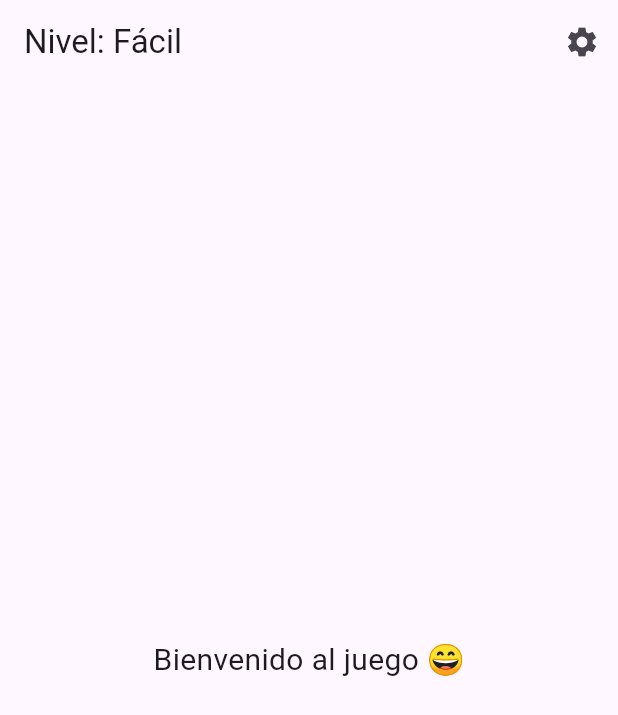
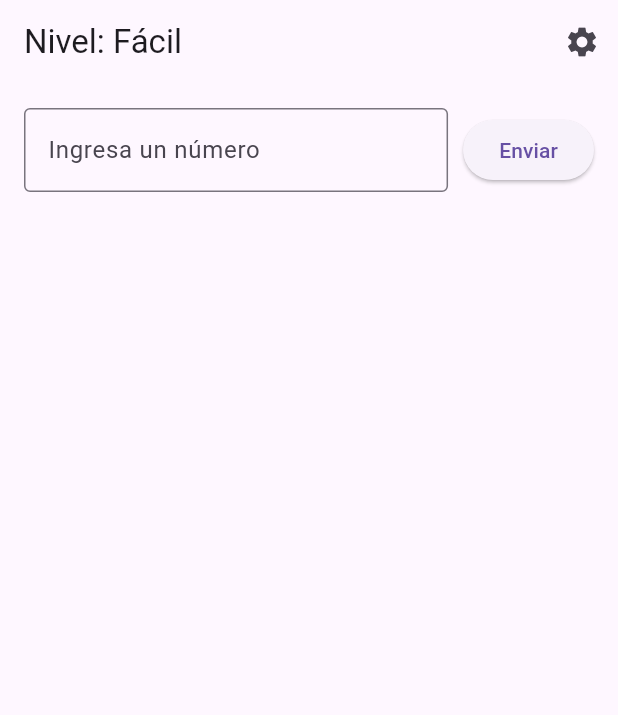
Before and after one commit to Ezdras01/numero_secreto_flutter, a Flutter app: the screen it shows after launch, on a phone screen of 412 x 824 dp. Shown: the top 715 px of the screen. Run offline on Flutter 3.47's test engine with Material 3 defaults, Android fonts, the phone set to English and light mode, and no system bars.

Commit message:
feat: agregamos caja de texto y un botón
solo se ve una caja de texto y un botón.

```diff
--- a/numero_secreto_flutter/lib/main.dart
+++ b/numero_secreto_flutter/lib/main.dart
@@ -55,10 +55,34 @@
           ),
         ],
       ),
-      body: const Center(
-        child: Text(
-          'Bienvenido al juego 😄',
-          style: TextStyle(fontSize: 20),
+      body: Padding(
+        padding: const EdgeInsets.all(16.0),
+        child: Column(
+          children: [
+            // ==================== Caja de entrada de número ====================
+            Row(
+              children: [
+                // Caja para escribir el número
+                const Expanded(
+                  child: TextField(
+                    keyboardType: TextInputType.number,
+                    decoration: InputDecoration(
+                      labelText: 'Ingresa un número',
+                      border: OutlineInputBorder(),
+                    ),
+                  ),
+                ),
+                const SizedBox(width: 10),
+                // Botón para enviar el número
+                ElevatedButton(
+                  onPressed: () {
+                    // Aquí más adelante llamaremos al método para enviar el número
+                  },
+                  child: const Text('Enviar'),
+                ),
+              ],
+            ),
+          ],
         ),
       ),
     );
```
